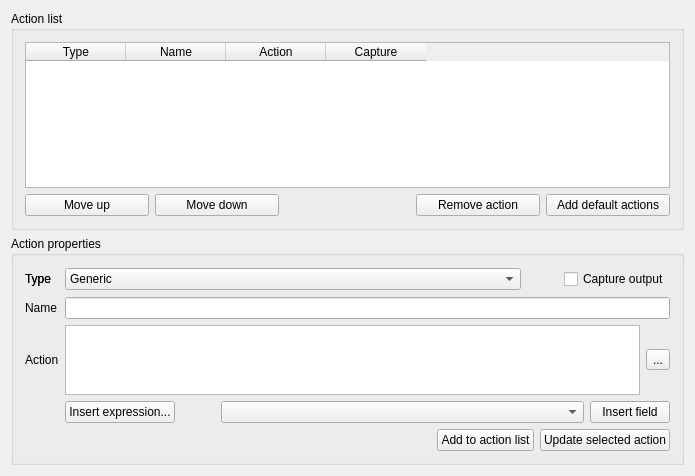
qgis/QGIS, file src/ui/qgsattributeactiondialogbase.ui: the form before one commit.
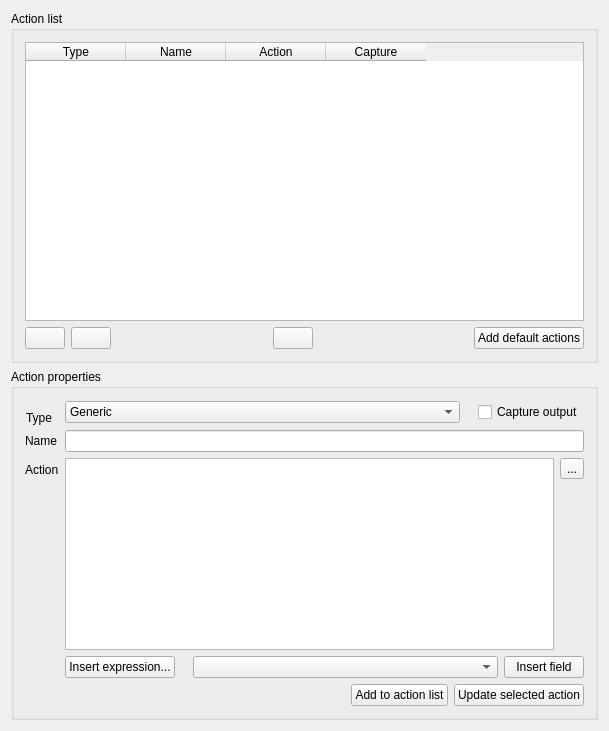
The form after the commit. Icons and pictures are not drawn. Custom widgets are drawn as their Qt base class.

Commit message:
Update vector layer properties dialog with vertical tabs
- Following subsections still need work: Labeling (ng), Diagrams and possibly more on Style
- Add new SVG icons for Labels, Display and Metadata tabs
- Add up/down, plus/minus icons for consistency
- Move Metadata tab to bottom of list for vector and raster layer property dialogs
- Update report stylesheet (metadata output) to support direct RTF copy/paste (i.e. black-colored fonts)
- Update report stylesheet to use light gray backgrounds for headers instead of unpredictable highlight color

```diff
--- a/src/ui/qgsattributeactiondialogbase.ui
+++ b/src/ui/qgsattributeactiondialogbase.ui
@@ -6,8 +6,8 @@
    <rect>
     <x>0</x>
     <y>0</y>
-    <width>695</width>
-    <height>476</height>
+    <width>609</width>
+    <height>731</height>
    </rect>
   </property>
   <property name="sizePolicy">
@@ -21,12 +21,38 @@
   </property>
   <layout class="QGridLayout" name="gridLayout_2">
    <item row="0" column="0">
-    <widget class="QGroupBox" name="groupBox_2">
+    <widget class="QgsCollapsibleGroupBox" name="groupBoxActionList">
+     <property name="sizePolicy">
+      <sizepolicy hsizetype="Preferred" vsizetype="Preferred">
+       <horstretch>0</horstretch>
+       <verstretch>3</verstretch>
+      </sizepolicy>
+     </property>
      <property name="title">
       <string>Action list</string>
      </property>
      <layout class="QGridLayout" name="gridLayout_3">
-      <item row="0" column="0" colspan="5">
+      <item row="1" column="0">
+       <widget class="QPushButton" name="moveUpButton">
+        <property name="sizePolicy">
+         <sizepolicy hsizetype="Maximum" vsizetype="Fixed">
+          <horstretch>0</horstretch>
+          <verstretch>0</verstretch>
+         </sizepolicy>
+        </property>
+        <property name="toolTip">
+         <string>Move the selected action up</string>
+        </property>
+        <property name="text">
+         <string/>
+        </property>
+        <property name="icon">
+         <iconset resource="../../images/images.qrc">
+          <normaloff>:/images/themes/default/mActionArrowUp.png</normaloff>:/images/themes/default/mActionArrowUp.png</iconset>
+        </property>
+       </widget>
+      </item>
+      <item row="0" column="0" colspan="6">
        <widget class="QTableWidget" name="attributeActionTable">
         <property name="sizePolicy">
          <sizepolicy hsizetype="Expanding" vsizetype="Expanding">
@@ -70,60 +96,101 @@
       </item>
       <item row="1" column="3">
        <widget class="QPushButton" name="removeButton">
+        <property name="sizePolicy">
+         <sizepolicy hsizetype="Maximum" vsizetype="Fixed">
+          <horstretch>0</horstretch>
+          <verstretch>0</verstretch>
+         </sizepolicy>
+        </property>
         <property name="toolTip">
          <string>Remove the selected action</string>
         </property>
         <property name="text">
-         <string>Remove action</string>
+         <string/>
         </property>
-       </widget>
-      </item>
-      <item row="1" column="0">
-       <widget class="QPushButton" name="moveUpButton">
-        <property name="toolTip">
-         <string>Move the selected action up</string>
-        </property>
-        <property name="text">
-         <string>Move up</string>
+        <property name="icon">
+         <iconset resource="../../images/images.qrc">
+          <normaloff>:/images/themes/default/symbologyRemove.png</normaloff>:/images/themes/default/symbologyRemove.png</iconset>
         </property>
        </widget>
       </item>
       <item row="1" column="1">
        <widget class="QPushButton" name="moveDownButton">
+        <property name="sizePolicy">
+         <sizepolicy hsizetype="Maximum" vsizetype="Fixed">
+          <horstretch>0</horstretch>
+          <verstretch>0</verstretch>
+         </sizepolicy>
+        </property>
         <property name="toolTip">
          <string>Move the selected action down</string>
         </property>
         <property name="text">
-         <string>Move down</string>
+         <string/>
+        </property>
+        <property name="icon">
+         <iconset resource="../../images/images.qrc">
+          <normaloff>:/images/themes/default/mActionArrowDown.png</normaloff>:/images/themes/default/mActionArrowDown.png</iconset>
         </property>
        </widget>
       </item>
-      <item row="1" column="4">
+      <item row="1" column="5">
        <widget class="QPushButton" name="addDefaultActionsButton">
         <property name="text">
          <string>Add default actions</string>
         </property>
        </widget>
       </item>
+      <item row="1" column="4">
+       <spacer name="horizontalSpacer_4">
+        <property name="orientation">
+         <enum>Qt::Horizontal</enum>
+        </property>
+        <property name="sizeHint" stdset="0">
+         <size>
+          <width>40</width>
+          <height>20</height>
+         </size>
+        </property>
+       </spacer>
+      </item>
+      <item row="1" column="2">
+       <spacer name="horizontalSpacer_5">
+        <property name="orientation">
+         <enum>Qt::Horizontal</enum>
+        </property>
+        <property name="sizeHint" stdset="0">
+         <size>
+          <width>40</width>
+          <height>20</height>
+         </size>
+        </property>
+       </spacer>
+      </item>
      </layout>
     </widget>
    </item>
    <item row="1" column="0">
-    <widget class="QGroupBox" name="groupBox">
+    <widget class="QgsCollapsibleGroupBox" name="groupBoxActionProperties">
+     <property name="sizePolicy">
+      <sizepolicy hsizetype="Preferred" vsizetype="Preferred">
+       <horstretch>0</horstretch>
+       <verstretch>3</verstretch>
+      </sizepolicy>
+     </property>
      <property name="title">
       <string>Action properties</string>
      </property>
-     <layout class="QGridLayout" name="gridLayout">
-      <item row="0" column="0">
-       <widget class="QLabel" name="label">
-        <property name="text">
-         <string>Type</string>
-        </property>
-        <property name="buddy">
-         <cstring>actionType</cstring>
-        </property>
-       </widget>
-      </item>
+     <property name="syncGroup" stdset="0">
+      <string notr="true">actiongroup</string>
+     </property>
+     <layout class="QFormLayout" name="formLayout">
+      <property name="fieldGrowthPolicy">
+       <enum>QFormLayout::AllNonFixedFieldsGrow</enum>
+      </property>
+      <property name="labelAlignment">
+       <set>Qt::AlignLeading|Qt::AlignLeft|Qt::AlignVCenter</set>
+      </property>
       <item row="0" column="1">
        <layout class="QHBoxLayout" name="horizontalLayout_4">
         <item>
@@ -176,7 +243,7 @@
           </property>
           <property name="sizeHint" stdset="0">
            <size>
-            <width>37</width>
+            <width>12</width>
             <height>24</height>
            </size>
           </property>
@@ -234,24 +301,8 @@
        </widget>
       </item>
       <item row="2" column="1">
-       <layout class="QHBoxLayout" name="horizontalLayout">
-        <item>
-         <widget class="QPlainTextEdit" name="actionAction">
-          <property name="sizePolicy">
-           <sizepolicy hsizetype="Expanding" vsizetype="Preferred">
-            <horstretch>0</horstretch>
-            <verstretch>0</verstretch>
-           </sizepolicy>
-          </property>
-          <property name="toolTip">
-           <string>Enter the action command here</string>
-          </property>
-          <property name="whatsThis">
-           <string>Enter the action here. This can be any program, script or command that is available on your system. When the action is invoked any set of characters within [% and %] will be evaluated as expression and replaced by its result. Double quote marks group text into single arguments to the program, script or command. Double quotes will be ignored if prefixed with a backslash</string>
-          </property>
-         </widget>
-        </item>
-        <item>
+       <layout class="QGridLayout" name="gridLayout_4">
+        <item row="0" column="1">
          <widget class="QToolButton" name="browseButton">
           <property name="toolTip">
            <string>Browse for action</string>
@@ -265,6 +316,39 @@
           <property name="text">
            <string>...</string>
           </property>
+          <property name="icon">
+           <iconset resource="../../images/images.qrc">
+            <normaloff>:/images/themes/default/mActionFileOpen.png</normaloff>:/images/themes/default/mActionFileOpen.png</iconset>
+          </property>
+         </widget>
+        </item>
+        <item row="1" column="1">
+         <spacer name="verticalSpacer_2">
+          <property name="orientation">
+           <enum>Qt::Vertical</enum>
+          </property>
+          <property name="sizeHint" stdset="0">
+           <size>
+            <width>20</width>
+            <height>40</height>
+           </size>
+          </property>
+         </spacer>
+        </item>
+        <item row="0" column="0" rowspan="2">
+         <widget class="QPlainTextEdit" name="actionAction">
+          <property name="sizePolicy">
+           <sizepolicy hsizetype="Expanding" vsizetype="Expanding">
+            <horstretch>0</horstretch>
+            <verstretch>0</verstretch>
+           </sizepolicy>
+          </property>
+          <property name="toolTip">
+           <string>Enter the action command here</string>
+          </property>
+          <property name="whatsThis">
+           <string>Enter the action here. This can be any program, script or command that is available on your system. When the action is invoked any set of characters within [% and %] will be evaluated as expression and replaced by its result. Double quote marks group text into single arguments to the program, script or command. Double quotes will be ignored if prefixed with a backslash</string>
+          </property>
          </widget>
         </item>
        </layout>
@@ -297,7 +381,7 @@
           </property>
           <property name="sizeHint" stdset="0">
            <size>
-            <width>40</width>
+            <width>12</width>
             <height>20</height>
            </size>
           </property>
@@ -340,7 +424,7 @@
           </property>
           <property name="sizeHint" stdset="0">
            <size>
-            <width>40</width>
+            <width>12</width>
             <height>20</height>
            </size>
           </property>
@@ -368,22 +452,49 @@
         </item>
        </layout>
       </item>
-      <item row="0" column="0">
-       <widget class="QLabel" name="label_1">
-        <property name="text">
-         <string>Type</string>
-        </property>
-        <property name="buddy">
-         <cstring>actionType</cstring>
-        </property>
-       </widget>
-      </item>
      </layout>
+     <widget class="QLabel" name="label">
+      <property name="geometry">
+       <rect>
+        <x>15</x>
+        <y>33</y>
+        <width>41</width>
+        <height>31</height>
+       </rect>
+      </property>
+      <property name="text">
+       <string>Type</string>
+      </property>
+      <property name="buddy">
+       <cstring>actionType</cstring>
+      </property>
+     </widget>
     </widget>
    </item>
+   <item row="2" column="0">
+    <spacer name="verticalSpacer">
+     <property name="orientation">
+      <enum>Qt::Vertical</enum>
+     </property>
+     <property name="sizeHint" stdset="0">
+      <size>
+       <width>20</width>
+       <height>0</height>
+      </size>
+     </property>
+    </spacer>
+   </item>
   </layout>
  </widget>
  <layoutdefault spacing="6" margin="11"/>
+ <customwidgets>
+  <customwidget>
+   <class>QgsCollapsibleGroupBox</class>
+   <extends>QGroupBox</extends>
+   <header>qgscollapsiblegroupbox.h</header>
+   <container>1</container>
+  </customwidget>
+ </customwidgets>
  <tabstops>
   <tabstop>attributeActionTable</tabstop>
   <tabstop>moveUpButton</tabstop>
```
Left out of the diff: 7 changed lines with no effect on the pictures. The commit also changes 17 other files.
